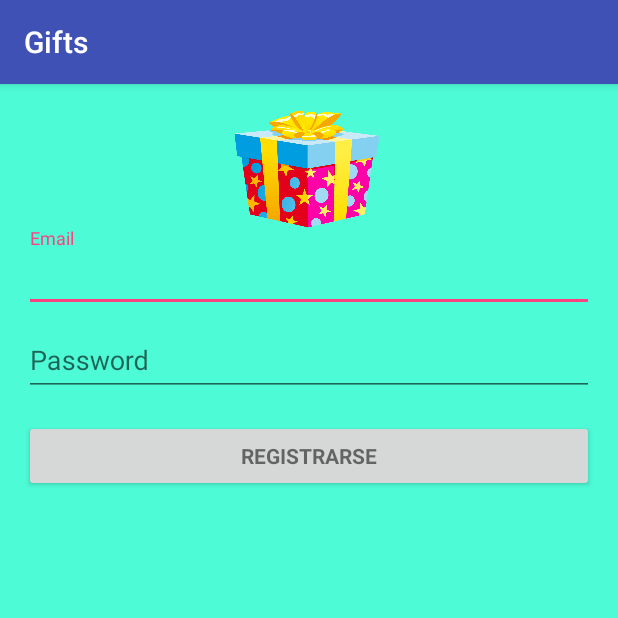
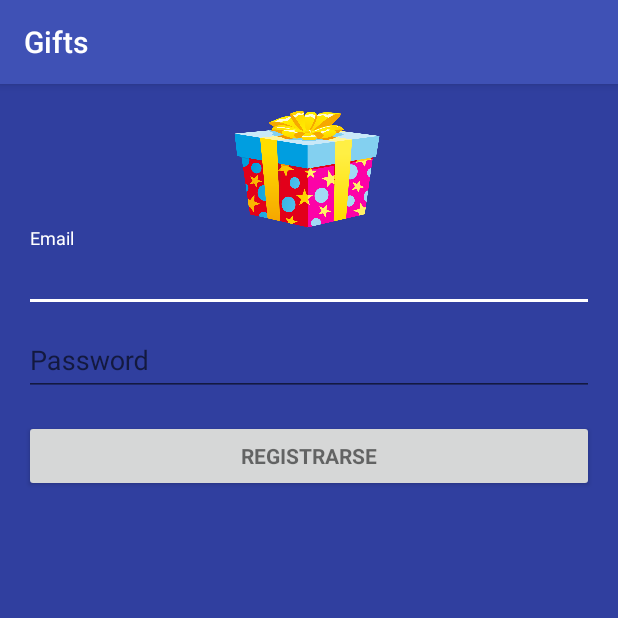
Before and after one commit to xkiRox/Gifts, an Android app: the screen it shows after launch (LoginActivity), on a phone screen of 412 x 824 dp, the top half of it. Run offline under Robolectric (Android 15) with nearby library versions, the light colour scheme and no system bars; 2 statements that could not run were skipped.

```diff
--- a/app/build.gradle
+++ b/app/build.gradle
@@ -24,4 +24,5 @@ dependencies {
     testCompile 'junit:junit:4.12'
     compile 'com.android.support:appcompat-v7:23.1.0'
     compile 'com.android.support:design:23.1.0'
+    compile 'com.squareup.retrofit:retrofit:2.0.0-beta2'
 }
--- a/app/src/main/java/com/example/ubiinc/gifts/LoginActivity.java
+++ b/app/src/main/java/com/example/ubiinc/gifts/LoginActivity.java
@@ -19,6 +19,7 @@ import android.os.Build;
 import android.os.Bundle;
 import android.provider.ContactsContract;
 import android.text.TextUtils;
+import android.util.Log;
 import android.view.KeyEvent;
 import android.view.View;
 import android.view.View.OnClickListener;
@@ -28,8 +29,10 @@ import android.widget.AutoCompleteTextView;
 import android.widget.Button;
 import android.widget.EditText;
 import android.widget.TextView;
+import android.widget.Toast;
 
 import java.util.ArrayList;
+import java.util.HashMap;
 import java.util.List;
 
 import static android.Manifest.permission.READ_CONTACTS;
@@ -49,7 +52,9 @@ public class LoginActivity extends AppCompatActivity implements LoaderCallbacks<
      * TODO: remove after connecting to a real authentication system.
      */
     private static final String[] DUMMY_CREDENTIALS = new String[]{
-            "foo@example.com:hello", "bar@example.com:world"
+            "foo@example.com:hello", "bar@example.com:world",
+            "hector@correo.com:12345", "angela@correo.com:12345",
+            "vanesa@correo.com:12345", "jeferson@correo.com:12345",
     };
     /**
      * Keep track of the login task to ensure we can cancel it if requested.
@@ -145,7 +150,7 @@ public class LoginActivity extends AppCompatActivity implements LoaderCallbacks<
      */
     private void attemptLogin() {
         if (mAuthTask != null) {
-            return;
+
         }
 
         // Reset errors.
@@ -186,7 +191,8 @@ public class LoginActivity extends AppCompatActivity implements LoaderCallbacks<
             // perform the user login attempt.
             showProgress(true);
             mAuthTask = new UserLoginTask(email, password);
-            mAuthTask.execute((Void) null);
+            Toast.makeText(LoginActivity.this, "Login: "+email, Toast.LENGTH_SHORT).show();
+            //mAuthTask.execute((Void) null);
         }
     }
 
--- a/app/src/main/res/layout/activity_login.xml
+++ b/app/src/main/res/layout/activity_login.xml
@@ -9,7 +9,7 @@
     android:paddingRight="@dimen/activity_horizontal_margin"
     android:paddingTop="@dimen/activity_vertical_margin"
     tools:context="com.example.ubiinc.gifts.LoginActivity"
-    android:background="#cc22fccd">
+    android:background="#303F9F">
 
     <!-- Login progress -->
 
@@ -24,7 +24,7 @@
         android:layout_height="wrap_content"
         android:layout_marginBottom="8dp"
         android:visibility="gone"
-        android:backgroundTint="#ef9797" />
+        android:backgroundTint="#fff" />
 
     <ScrollView
         android:id="@+id/login_form"
--- a/app/src/main/res/values/colors.xml
+++ b/app/src/main/res/values/colors.xml
@@ -2,5 +2,5 @@
 <resources>
     <color name="colorPrimary">#3F51B5</color>
     <color name="colorPrimaryDark">#303F9F</color>
-    <color name="colorAccent">#FF4081</color>
+    <color name="colorAccent">#FFF</color>
 </resources>
```
